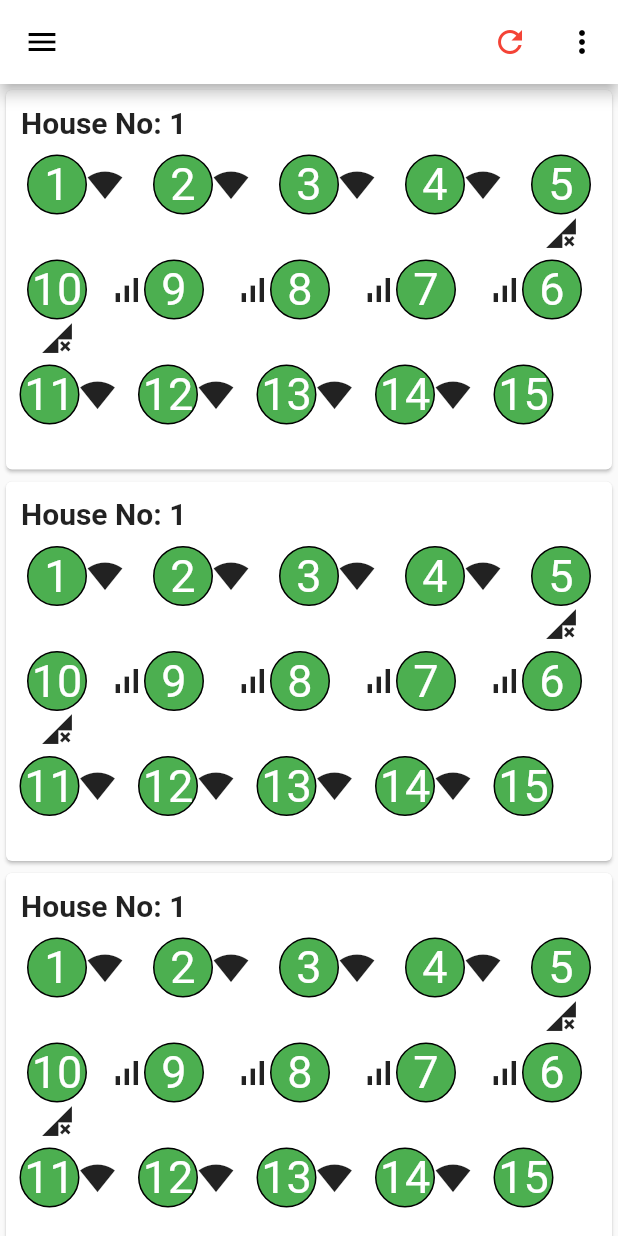
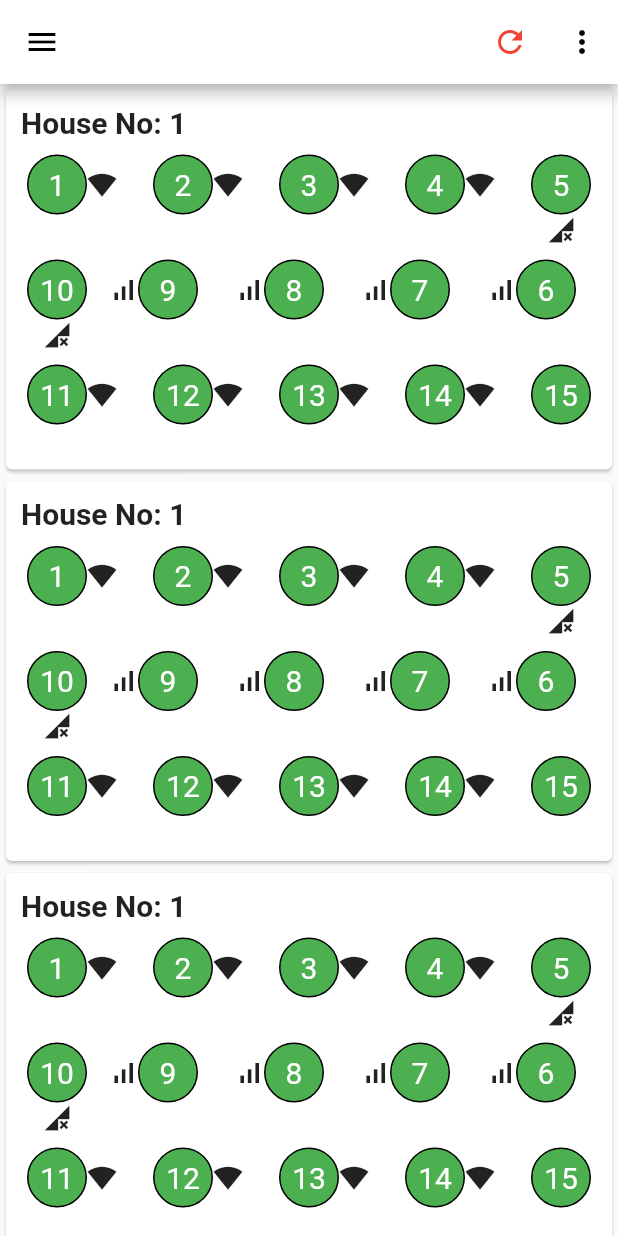
Before and after one commit to innovationstechn/house_app, a Flutter app: the screen it shows after launch, on a phone screen of 412 x 824 dp. Run offline on Flutter 3.47's test engine with Material 2 defaults, Android fonts, the phone set to English and light mode, and no system bars; our stand-ins replace floor, moor; accounts and stored records are empty; generated files the repository leaves out were written again.

Commit message:
Setting font size of number

```diff
--- a/lib/screen/House.dart
+++ b/lib/screen/House.dart
@@ -100,7 +100,7 @@ class _House extends State<MyHouse> {
           Row row = Row(
             mainAxisAlignment: MainAxisAlignment.start,
             children: [
-              SizedBox(width: 13,),
+              SizedBox(width: 8,),
               for (int j = i; j < i + remainingLength - 1; j++)
                 HouseNumber(
                   houseInfo: House(
@@ -174,17 +174,18 @@ class _House extends State<MyHouse> {
                 arrowDirection: "",
               ),
               for (int j = i + remainingLength - 2; j >= i; j--)
-                j==i?Padding(
-                  padding: const EdgeInsets.only(left: 10),
-                  child: HouseNumber(
-                    houseInfo: House(
-                        houseID: widget.houseId,
-                        number: widget.houseSubId[j],
-                        visited: widget.visited[j]),
-                    color: Colors.green,
-                    arrowDirection: "backward",
-                  ),
-                ):HouseNumber(
+                // j==i?Container(
+                //   margin: EdgeInsets.only(left: 10),
+                //   child: HouseNumber(
+                //     houseInfo: House(
+                //         houseID: widget.houseId,
+                //         number: widget.houseSubId[j],
+                //         visited: widget.visited[j]),
+                //     color: Colors.green,
+                //     arrowDirection: "backward",
+                //   ),
+                // ):
+                HouseNumber(
                   houseInfo: House(
                   houseID: widget.houseId,
                   number: widget.houseSubId[j],
--- a/lib/screen/houseNumberWidget.dart
+++ b/lib/screen/houseNumberWidget.dart
@@ -24,14 +24,14 @@ class _HouseNumber extends State<HouseNumber> {
   Widget build(BuildContext context) {
     return Container(
       height: 70,
-      width: widget.arrowDirection == "downward" ? 40 : 70,
+      width:  widget.arrowDirection == "downward" || widget.arrowDirection =="" ? 40 : 70,
       child: Column(
         children: [
           Row(
             children: [
               widget.arrowDirection == "backward"
-                  ? Icon(IconData(0xe5a7,
-                      fontFamily: 'MaterialIcons', matchTextDirection: true))
+                  ? const Icon(IconData(0xe5a7,
+                      fontFamily: 'MaterialIcons', matchTextDirection: true,),size: 20.0)
                   : SizedBox(
                       width: 0,
                       height: 0,
@@ -50,7 +50,7 @@ class _HouseNumber extends State<HouseNumber> {
                           },
                           child: Text(
                             widget.houseInfo.number.toString(),
-                            style: TextStyle(fontSize: 30, color: Colors.white),
+                            style: TextStyle(fontSize: 20, color: Colors.white),
                           ))),
                   decoration: new BoxDecoration(
                     color: widget.houseInfo.visited == false
@@ -60,8 +60,8 @@ class _HouseNumber extends State<HouseNumber> {
                     border: Border.all(width: 1),
                   )),
               widget.arrowDirection == "forward"
-                  ? Icon(IconData(58799,
-                      fontFamily: 'MaterialIcons', matchTextDirection: true))
+                  ? const Icon(IconData(58799,
+                      fontFamily: 'MaterialIcons', matchTextDirection: true),size: 20.0)
                   : SizedBox(
                       width: 0,
                       height: 0,
@@ -69,8 +69,8 @@ class _HouseNumber extends State<HouseNumber> {
             ],
           ),
           widget.arrowDirection == "downward"
-              ? Icon(IconData(58795,
-                  fontFamily: 'MaterialIcons', matchTextDirection: true))
+              ? const Icon(IconData(58795,
+                  fontFamily: 'MaterialIcons', matchTextDirection: true),size: 20.0)
               : SizedBox(
                   width: 0,
                   height: 0,
```
